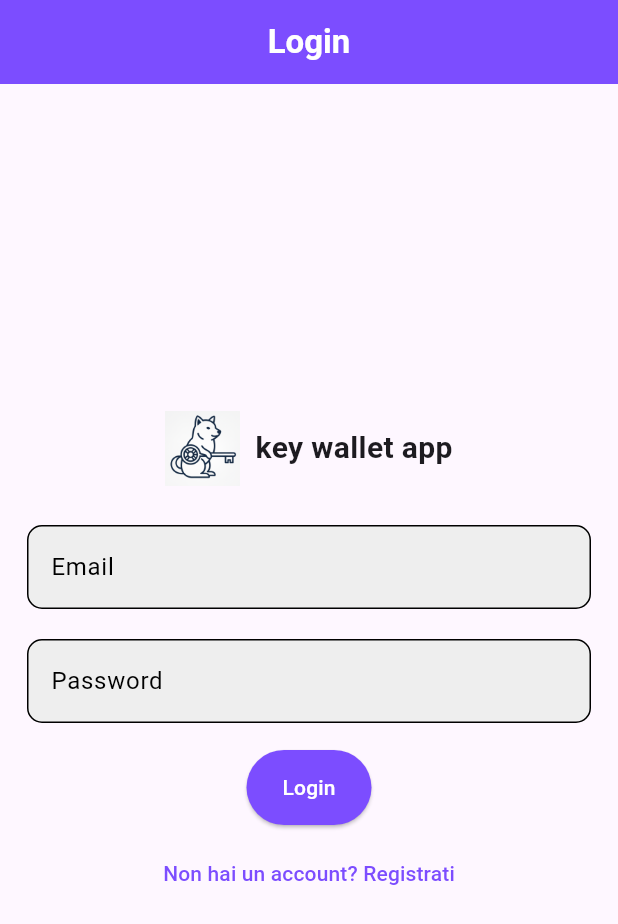
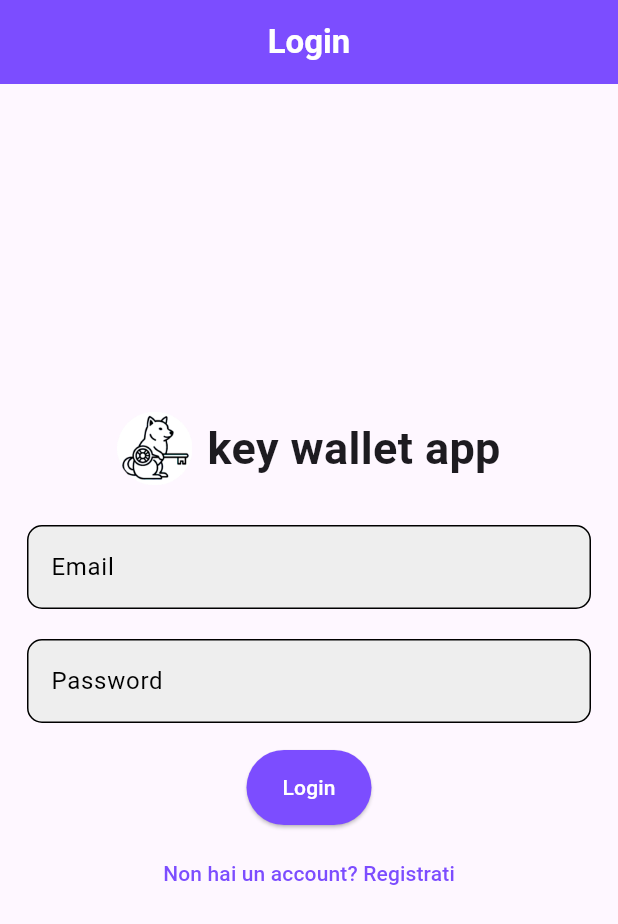
Before and after one commit to SerpenTaki/key_wallet_app, a Flutter app: the screen it shows after launch, on a phone screen of 412 x 824 dp. Shown: the top 924 px of the screen. Run offline on Flutter 3.47's test engine with Material 3 defaults, Android fonts, the light colour scheme and no system bars; our stand-ins replace cloud_firestore, convert, firebase_auth, firebase_core, flutter_secure_storage; missing offline and left inert: pointycastle; accounts and stored records are empty; generated files the repository leaves out were written again.

Commit message:
piccoli fix
- Sistemato il logo -> Valutare il passaggio a un logo in formato .svg
- tolti alcuni warning che potevano dare problemi di ottimizzazione del codice

```diff
--- a/lib/main.dart
+++ b/lib/main.dart
@@ -3,7 +3,7 @@ import 'package:firebase_core/firebase_core.dart';
 import 'package:key_wallet_app/services/RouteGenerator.dart';
 import 'package:key_wallet_app/services/auth.dart';
 import 'package:key_wallet_app/screens/_landingPage.dart';
-import 'package:key_wallet_app/screens/AuthPage.dart';
+import 'package:key_wallet_app/screens/_authPage.dart';
 import 'services/firebase_options.dart';
 import 'package:provider/provider.dart';
 import 'package:key_wallet_app/providers/wallet_provider.dart';
--- a/lib/providers/wallet_provider.dart
+++ b/lib/providers/wallet_provider.dart
@@ -89,10 +89,10 @@ class WalletProvider with ChangeNotifier {
 
       _wallets.insert(0, finalWallet);
       notifyListeners();
-      print("WalletProvider: Wallet aggiunto con successo. ID: ${finalWallet.id}, Nome: ${finalWallet.name}");
+      //print("WalletProvider: Wallet aggiunto con successo. ID: ${finalWallet.id}, Nome: ${finalWallet.name}");
 
     } catch (e) {
-      print("WalletProvider: Errore durante la generazione e salvataggio del wallet: $e");
+      //print("WalletProvider: Errore durante la generazione e salvataggio del wallet: $e");
     }
   }
 
@@ -155,7 +155,6 @@ class WalletProvider with ChangeNotifier {
           ),
         );
       } catch (e) {
-        print("WalletProvider: Errore durante l'eliminazione del wallet: $e");
         ScaffoldMessenger.of(context).showSnackBar(
           SnackBar(
             content: Text('Errore durante l\'eliminazione del wallet: ${e.toString()}'),
--- a/lib/screens/AuthPage.dart
+++ b/lib/screens/_authPage.dart
@@ -7,10 +7,10 @@ class AuthPage extends StatefulWidget {
   const AuthPage({super.key});
 
   @override
-  State<AuthPage> createState() => _AuthPageState();
+  State<AuthPage> createState() => AuthPageState();
 }
 
-class _AuthPageState extends State<AuthPage> {
+class AuthPageState extends State<AuthPage> {
   final TextEditingController _email = TextEditingController();
   final TextEditingController _password = TextEditingController();
   bool isLogin = true;
@@ -71,7 +71,7 @@ class _AuthPageState extends State<AuthPage> {
                   SizedBox(width: 10), // Optional spacing between image and text
                   Text(
                     "key wallet app",
-                    style: TextStyle(fontSize: 20, fontWeight: FontWeight.bold),
+                    style: TextStyle(fontSize: 30, fontWeight: FontWeight.bold),
                   ),
                 ],
               ),
--- a/lib/screens/_walletPage.dart
+++ b/lib/screens/_walletPage.dart
@@ -92,7 +92,6 @@ class WalletPage extends StatelessWidget {
     String? privateKeyValue,
   ) {
     // Logica per determinare il contenuto del body in base a privateKeyValue
-    Widget bodyContent;
     if (privateKeyValue == null) {
       return Scaffold(
         body: Center(
@@ -156,7 +155,6 @@ class WalletPage extends StatelessWidget {
                     Navigator.pop(context);
                   }
                 } catch (e) {
-                  print("Errore durante l'eliminazione diretta del wallet: $e");
                   ScaffoldMessenger.of(context).showSnackBar(
                     SnackBar(
                       content: Text('Errore durante l\'eliminazione: $e'),
--- a/lib/services/CryptographyGen.dart
+++ b/lib/services/CryptographyGen.dart
@@ -33,7 +33,7 @@ pointy.SecureRandom getSecureRandom() {
 String publicKeyToString(pointy.RSAPublicKey publicKey) {
   final modulusHex = hex.encode(publicKey.modulus!.toRadixString(16).codeUnits);
   final exponentHex = hex.encode(publicKey.exponent!.toRadixString(16).codeUnits);
-  return 'modulus:${modulusHex}_exponent:${exponentHex}';
+  return 'modulus:${modulusHex}_exponent:$exponentHex';
 }
 
 // Converts an RSA private key to a string representation.
@@ -42,5 +42,5 @@ String publicKeyToString(pointy.RSAPublicKey publicKey) {
 String privateKeyToString(pointy.RSAPrivateKey privateKey) {
   final modulusHex = hex.encode(privateKey.modulus!.toRadixString(16).codeUnits);
   final privateExponentHex = hex.encode(privateKey.privateExponent!.toRadixString(16).codeUnits);
-  return 'modulus:${modulusHex}_privateExponent:${privateExponentHex}';
+  return 'modulus:${modulusHex}_privateExponent:$privateExponentHex';
 }
--- a/lib/services/RouteGenerator.dart
+++ b/lib/services/RouteGenerator.dart
@@ -1,7 +1,7 @@
 import 'package:flutter/material.dart';
 import 'package:key_wallet_app/models/wallet.dart'; // Importa il modello Wallet
 import 'package:key_wallet_app/screens/_landingPage.dart';
-import 'package:key_wallet_app/screens/AuthPage.dart';
+import 'package:key_wallet_app/screens/_authPage.dart';
 import 'package:key_wallet_app/screens/_walletPage.dart'; // Assicurati che WalletPage sia importata
 
 //Per mandare dati dinamici
--- a/lib/services/secureStorage.dart
+++ b/lib/services/secureStorage.dart
@@ -5,7 +5,7 @@ class SecureStorage {
 
   Future<void> writeSecureData(String key, String value) async {
     await storage.write(key: key, value: value);
-    print("Dato salvata correttamente");
+    //print("Dato salvata correttamente");
   }
 
   Future<String?> readSecureData(String key) async {
@@ -15,6 +15,6 @@ class SecureStorage {
 
   Future<void> deleteSecureData(String key) async {
     await storage.delete(key: key);
-    print("Dato eliminata correttamente");
+    //print("Dato eliminata correttamente");
   }
 }
```
Also changed, not shown: lib/screens/_landingPage.dart (+4 -10 lines), images/logo.png, 26 other files.
